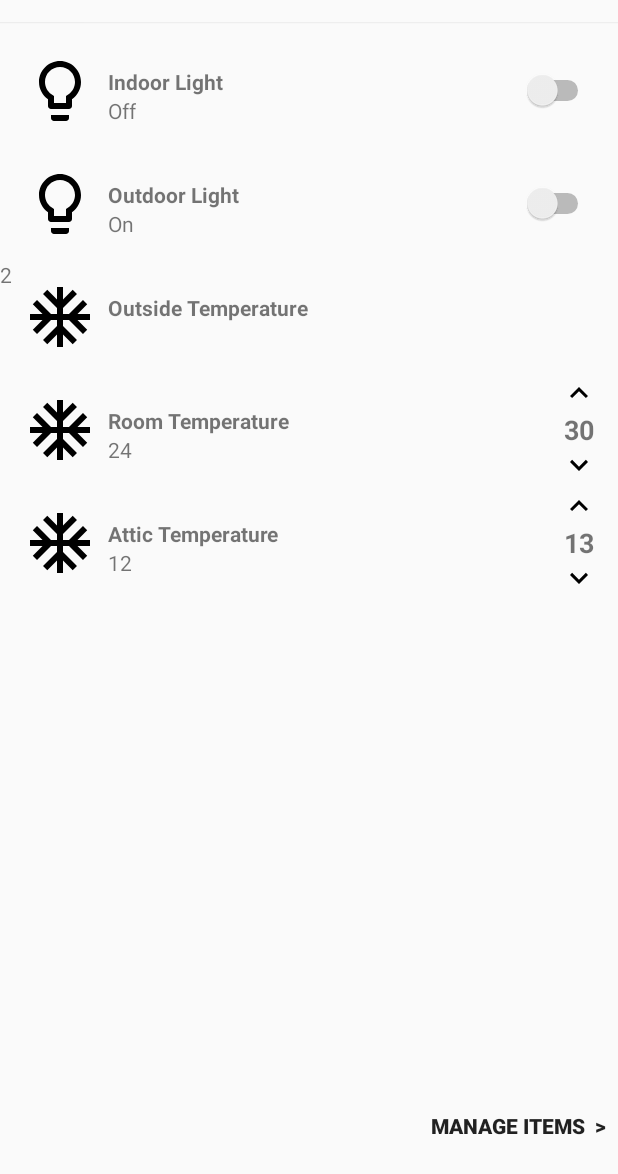
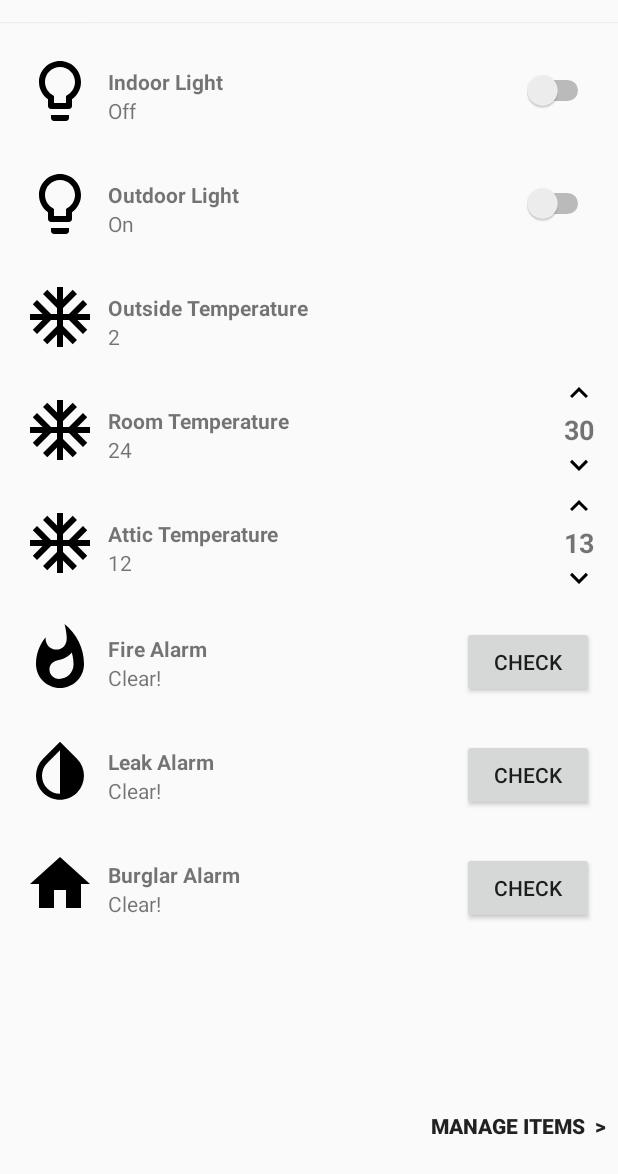
Before and after one commit to SmartHomeSE2/SmartHome, an Android app: the DashboardFragment screen opened directly, with no data from a screen before it, on a phone screen of 412 x 824 dp, the part 62-1236 px from its top. Run offline under Robolectric (Android 15) with nearby library versions, the phone set to English and light mode, and no system bars.

Commit message:
Layout Nearly Done

```diff
--- a/app/src/main/java/com/smarthome/DashboardAdapter.java
+++ b/app/src/main/java/com/smarthome/DashboardAdapter.java
@@ -2,13 +2,19 @@ package com.smarthome;
 
 import android.support.annotation.NonNull;
 import android.support.v7.widget.RecyclerView;
+import android.text.Layout;
 import android.view.LayoutInflater;
 import android.view.View;
 import android.view.ViewGroup;
+import android.widget.Button;
+import android.widget.ImageView;
 import android.widget.Switch;
 import android.widget.TextView;
 
+import org.w3c.dom.Text;
+
 public class DashboardAdapter extends RecyclerView.Adapter<RecyclerView.ViewHolder> {
+
 
     private String[] names, status, target;
 
@@ -21,7 +27,7 @@ public class DashboardAdapter extends RecyclerView.Adapter<RecyclerView.ViewHold
     /////////////////////////////////// Custom ViewHolders /////////////////////////////////////////
 
     // ViewHolder for Lights
-    class ViewHolderLight extends RecyclerView.ViewHolder {
+    class ViewHolderLight extends RecyclerView.ViewHolder{
         public TextView title, isOn;
         public Switch toggleSwitch;
 
@@ -31,8 +37,8 @@ public class DashboardAdapter extends RecyclerView.Adapter<RecyclerView.ViewHold
             isOn = itemView.findViewById(R.id.toggle_light);
             toggleSwitch = itemView.findViewById(R.id.switch_light);
         }
+    }
 
-    }
     // ViewHolder for Outdoor Temperatures
     class ViewHolderTempOut extends RecyclerView.ViewHolder {
         public TextView title, actualTempOut;
@@ -43,6 +49,7 @@ public class DashboardAdapter extends RecyclerView.Adapter<RecyclerView.ViewHold
             actualTempOut = itemView.findViewById(R.id.actual_temp_out);
         }
     }
+
     // ViewHolder for Indoor Temperatures
     class ViewHolderTempIn extends RecyclerView.ViewHolder {
         public TextView title, actualTempIn, targetTempIn;
@@ -52,6 +59,29 @@ public class DashboardAdapter extends RecyclerView.Adapter<RecyclerView.ViewHold
             title = itemView.findViewById(R.id.title_temp_in);
             actualTempIn = itemView.findViewById(R.id.actual_temp_in);
             targetTempIn = itemView.findViewById(R.id.target_temp_in);
+        }
+    }
+
+    // ViewHolder for Alarms
+    class ViewHolderAlarm extends RecyclerView.ViewHolder {
+        public TextView title, status;
+        public Button checkButton;
+        public ImageView alarmImage;
+
+        public ViewHolderAlarm(View itemView) {
+            super(itemView);
+            title = itemView.findViewById(R.id.title_alarm);
+            status = itemView.findViewById(R.id.text_alarm_status);
+            checkButton = itemView.findViewById(R.id.button_check);
+            alarmImage = itemView.findViewById(R.id.alarm_image);
+        }
+    }
+
+    // ViewHolder for Other Devices
+    class ViewHolderStatus extends RecyclerView.ViewHolder {
+
+        public ViewHolderStatus(View itemView) {
+            super(itemView);
         }
     }
 
@@ -76,6 +106,13 @@ public class DashboardAdapter extends RecyclerView.Adapter<RecyclerView.ViewHold
             case 4:
                 View tempIn = LayoutInflater.from(viewGroup.getContext()).inflate(R.layout.item_temp_in, viewGroup, false);
                 return new ViewHolderTempIn(tempIn);
+            case 5:
+            case 6:
+            case 7:
+                View alarm = LayoutInflater.from(viewGroup.getContext()).inflate(R.layout.item_alarm, viewGroup, false);
+                return new ViewHolderAlarm(alarm);
+            case 8:
+
         }
         return null;
     }
@@ -94,12 +131,34 @@ public class DashboardAdapter extends RecyclerView.Adapter<RecyclerView.ViewHold
                 ViewHolderTempOut viewHolderTempOut = (ViewHolderTempOut) deviceViewHolder;
                 viewHolderTempOut.title.setText(names[i]);
                 viewHolderTempOut.actualTempOut.setText(status[i]);
+                break;
             case 3:
             case 4:
                 ViewHolderTempIn viewHolderTempIn = (ViewHolderTempIn) deviceViewHolder;
                 viewHolderTempIn.title.setText(names[i]);
                 viewHolderTempIn.actualTempIn.setText(status[i]);
                 viewHolderTempIn.targetTempIn.setText(target[i]);
+                break;
+            case 5:
+                ViewHolderAlarm viewHolderFire = (ViewHolderAlarm) deviceViewHolder;
+                viewHolderFire.alarmImage.setImageResource(R.drawable.ic_whatshot_black_24dp);
+                viewHolderFire.title.setText(names[i]);
+                viewHolderFire.status.setText("Clear!");
+                break;
+            case 6:
+                ViewHolderAlarm viewHolderLeak = (ViewHolderAlarm) deviceViewHolder;
+                viewHolderLeak.alarmImage.setImageResource(R.drawable.ic_invert_colors_black_24dp);
+                viewHolderLeak.title.setText(names[i]);
+                viewHolderLeak.status.setText("Clear!");
+                break;
+            case 7:
+                ViewHolderAlarm viewHolderBurglary = (ViewHolderAlarm) deviceViewHolder;
+                viewHolderBurglary.alarmImage.setImageResource(R.drawable.ic_home_black_24dp);
+                viewHolderBurglary.title.setText(names[i]);
+                viewHolderBurglary.status.setText("Clear!");
+                break;
+            case 8:
+
         }
 
     }
--- a/app/src/main/java/com/smarthome/DashboardFragment.java
+++ b/app/src/main/java/com/smarthome/DashboardFragment.java
@@ -27,7 +27,7 @@ public class DashboardFragment extends Fragment implements View.OnClickListener
     // Default Values
     //TODO: Get values from server
     String[] deviceNames = {"Indoor Light", "Outdoor Light", "Outside Temperature",
-            "Room Temperature", "Attic Temperature"};
+            "Room Temperature", "Attic Temperature", "Fire Alarm", "Leak Alarm", "Burglar Alarm"};
     String[] deviceStatus = {"Off", "On", "2", "24", "12"};
     String[] deviceTargets = {"n", "n", "n", "30", "13"};
 
@@ -35,7 +35,7 @@ public class DashboardFragment extends Fragment implements View.OnClickListener
     private RecyclerView.Adapter adapter;
     private RecyclerView.LayoutManager layoutManager;
 
-    private static final String TAG = "DashboardFragment";
+    private static final String TAG = DashboardFragment.class.getSimpleName();
     private OnFragmentInteractionListener mListener;
 
     private Button button_manage_item;
@@ -58,7 +58,7 @@ public class DashboardFragment extends Fragment implements View.OnClickListener
 
         //RecyclerView
         recyclerView = rootView.findViewById(R.id.recycler_dashboard);
-        Log.i(TAG, "recyclerview found");
+        Log.i(TAG, "RecyclerView found");
 
         layoutManager = new LinearLayoutManager(getContext());
         recyclerView.setLayoutManager(layoutManager);
@@ -94,6 +94,15 @@ public class DashboardFragment extends Fragment implements View.OnClickListener
         switch (item.getItemId()) {
             case R.id.menu_manage_items:
                 gotoManageItemsFragment();
+                return true;
+            case android.R.id.home:
+                Log.i(TAG, "home button pressed");
+                if (getActivity() != null) {
+                    FragmentManager fm = getActivity().getSupportFragmentManager();
+                    if (fm.getBackStackEntryCount() > 0) {
+                        fm.popBackStack();
+                    }
+                }
                 return true;
             default:
                 return super.onOptionsItemSelected(item);
--- a/app/src/main/res/layout/item_alarm.xml
+++ b/app/src/main/res/layout/item_alarm.xml
@@ -1,37 +1,49 @@
 <?xml version="1.0" encoding="utf-8"?>
 <android.support.constraint.ConstraintLayout xmlns:android="http://schemas.android.com/apk/res/android"
     xmlns:app="http://schemas.android.com/apk/res-auto"
+    xmlns:tools="http://schemas.android.com/tools"
     android:layout_width="match_parent"
     android:layout_height="75dp">
 
     <ImageView
-        android:id="@+id/image_fire"
+        android:id="@+id/alarm_image"
         android:layout_width="48dp"
         android:layout_height="48dp"
-        android:layout_marginStart="64dp"
+        android:layout_marginStart="16dp"
         app:layout_constraintBottom_toBottomOf="parent"
         app:layout_constraintStart_toStartOf="parent"
         app:layout_constraintTop_toTopOf="parent"
+        app:layout_constraintVertical_bias="0.551"
         app:srcCompat="@drawable/ic_whatshot_black_24dp" />
 
-    <ImageView
-        android:id="@+id/image_leak"
-        app:layout_constraintBottom_toBottomOf="parent"
-        app:layout_constraintEnd_toStartOf="@+id/image_burglar"
-        app:layout_constraintStart_toEndOf="@+id/image_fire"
-        app:layout_constraintTop_toTopOf="parent"
-        app:srcCompat="@drawable/ic_invert_colors_black_24dp"
-        android:layout_width="48dp"
-        android:layout_height="48dp" />
-
-    <ImageView
-        android:id="@+id/image_burglar"
+    <Button
+        android:id="@+id/button_check"
+        android:layout_width="wrap_content"
+        android:layout_height="wrap_content"
+        android:layout_marginTop="8dp"
+        android:layout_marginEnd="16dp"
+        android:text="Check"
         app:layout_constraintBottom_toBottomOf="parent"
         app:layout_constraintEnd_toEndOf="parent"
-        app:layout_constraintTop_toTopOf="parent"
-        app:srcCompat="@drawable/ic_home_black_24dp"
-        android:layout_width="48dp"
-        android:layout_height="48dp"
-        android:layout_marginEnd="64dp" />
+        app:layout_constraintTop_toTopOf="parent" />
+
+    <TextView
+        android:id="@+id/title_alarm"
+        android:layout_width="wrap_content"
+        android:layout_height="wrap_content"
+        android:layout_marginStart="8dp"
+        android:layout_marginTop="8dp"
+        android:text="Alarm"
+        android:textStyle="bold"
+        app:layout_constraintStart_toEndOf="@+id/alarm_image"
+        app:layout_constraintTop_toTopOf="@+id/alarm_image" />
+
+    <TextView
+        android:id="@+id/text_alarm_status"
+        android:layout_width="wrap_content"
+        android:layout_height="wrap_content"
+        android:text="Status"
+        app:layout_constraintStart_toStartOf="@+id/title_alarm"
+        app:layout_constraintTop_toBottomOf="@+id/title_alarm" />
 
 </android.support.constraint.ConstraintLayout>
--- a/app/src/main/res/layout/item_temp_out.xml
+++ b/app/src/main/res/layout/item_temp_out.xml
@@ -31,7 +31,7 @@
         android:layout_width="wrap_content"
         android:layout_height="wrap_content"
         android:text="00°C"
-        app:layout_constraintStart_toStartOf="@+id/title_temp_in"
-        app:layout_constraintTop_toBottomOf="@+id/title_temp_in" />
+        app:layout_constraintStart_toStartOf="@+id/title_temp_out"
+        app:layout_constraintTop_toBottomOf="@+id/title_temp_out" />
 
 </android.support.constraint.ConstraintLayout>
```
Also changed, not shown: app/src/main/res/layout/item_status.xml (added, +69 -0 lines).
